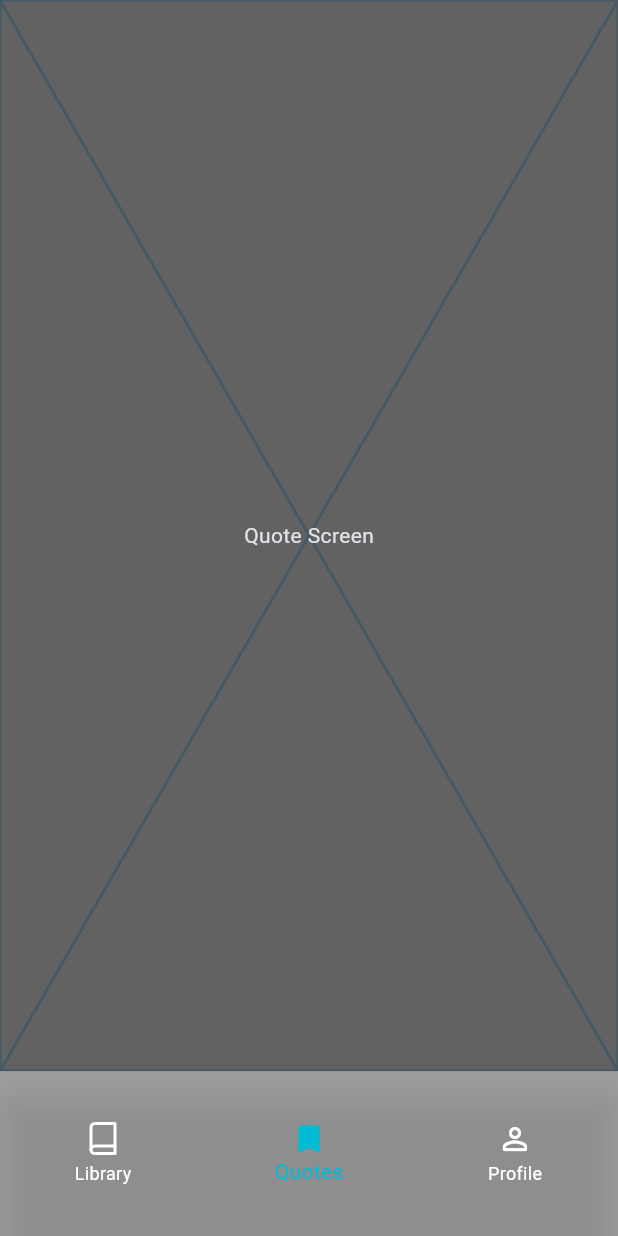
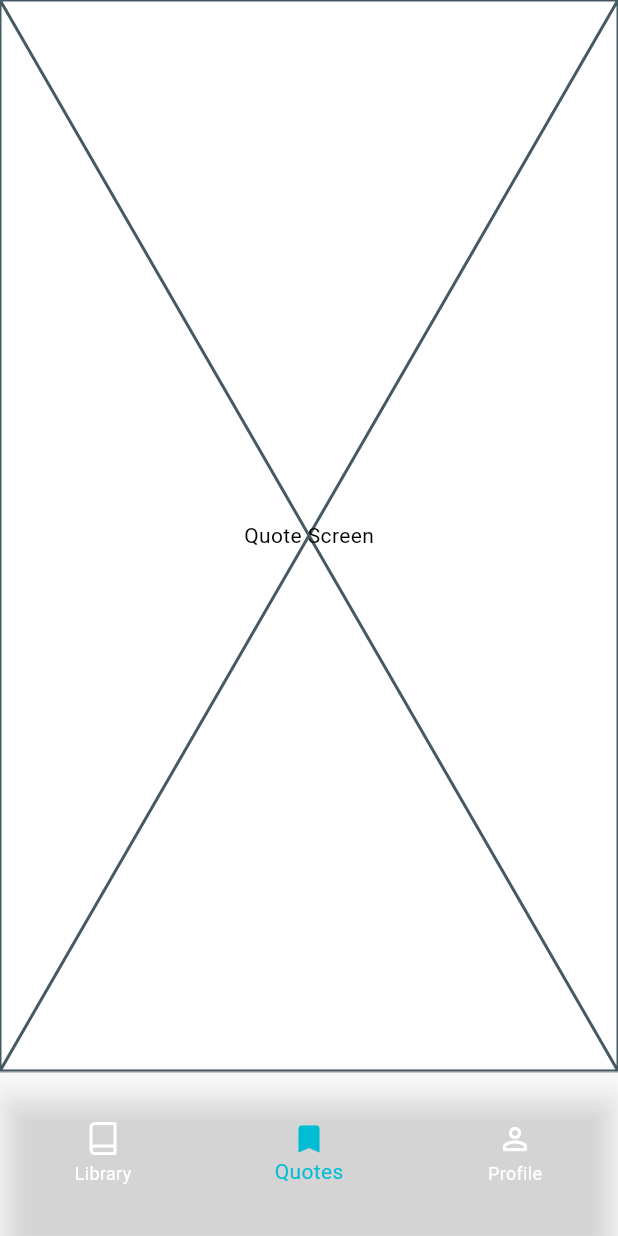
Before and after one commit to indefinite-future/QuoteLens, a Flutter app: the screen it shows once a user with an empty profile is signed in, item 2 of the bottom bar chosen, on a phone screen of 412 x 824 dp. Run offline on Flutter 3.47's test engine with Material 3 defaults, Android fonts, the phone set to English and light mode, and no system bars; our stand-ins replace feather_icons, firebase_auth, firebase_core, firebase_storage, google_sign_in; accounts and stored records are empty; network calls fail.

Commit message:
fixing theme

```diff
--- /dev/null
+++ b/devtools_options.yaml
@@ -0,0 +1 @@
+extensions:
--- a/lib/main.dart
+++ b/lib/main.dart
@@ -1,9 +1,9 @@
+import 'package:QuoteLens/themes/theme_provider.dart';
 import 'package:flutter/cupertino.dart';
 import 'package:flutter/material.dart';
 import 'package:QuoteLens/pages/auth_page.dart';
-import 'package:QuoteLens/themes/themes.dart';
-import 'package:adaptive_theme/adaptive_theme.dart';
 import 'package:firebase_core/firebase_core.dart';
+import 'package:provider/provider.dart';
 import 'firebase_options.dart';
 
 void main() async {
@@ -11,56 +11,24 @@ void main() async {
   await Firebase.initializeApp(
     options: DefaultFirebaseOptions.currentPlatform,
   );
-  final savedThemeMode = await AdaptiveTheme.getThemeMode();
-  runApp(MyApp(savedThemeMode: savedThemeMode));
+  runApp(
+    ChangeNotifierProvider(
+      create: (context) => ThemeProvider(),
+      child: const MyApp(),
+    ),
+  );
 }
 
 class MyApp extends StatelessWidget {
-  final AdaptiveThemeMode? savedThemeMode;
-
-  const MyApp({super.key, this.savedThemeMode});
+  const MyApp({super.key});
 
   @override
   Widget build(BuildContext context) {
-    return AdaptiveTheme(
-      light: ThemeData(
-          cupertinoOverrideTheme: const CupertinoThemeData(
-            textTheme: CupertinoTextThemeData(), // This is required
-          ),
-          useMaterial3: true,
-          brightness: Brightness.light,
-          colorSchemeSeed: Colors.blue,
-          primarySwatch: Colors.grey,
-          primaryColor: Colors.white,
-          scaffoldBackgroundColor: Colors.white38,
-          colorScheme: ColorScheme.light(
-            background: Colors.white,
-            primary: Colors.grey[100]!,
-            secondary: Colors.grey[200]!,
-          )),
-      dark: ThemeData(
-          cupertinoOverrideTheme: const CupertinoThemeData(
-            textTheme: CupertinoTextThemeData(), // This is required
-          ),
-          useMaterial3: true,
-          brightness: Brightness.dark,
-          colorSchemeSeed: Colors.blue,
-          primarySwatch: Colors.grey,
-          primaryColor: Colors.black,
-          scaffoldBackgroundColor: Colors.black38,
-          colorScheme: ColorScheme.dark(
-            background: Colors.grey[800]!,
-            primary: Colors.grey[700]!,
-            secondary: Colors.grey,
-          )),
-      initial: savedThemeMode ?? AdaptiveThemeMode.dark,
-      builder: (theme, darkTheme) => MaterialApp(
-        title: 'QuoteLens',
-        debugShowCheckedModeBanner: false,
-        home: const AuthPage(savedThemeMode: AdaptiveThemeMode.dark),
-        theme: theme,
-        darkTheme: darkTheme,
-      ),
+    return MaterialApp(
+      title: 'QuoteLens',
+      debugShowCheckedModeBanner: false,
+      home: const AuthPage(),
+      theme: Provider.of<ThemeProvider>(context).getTheme(),
     );
   }
 }
--- a/lib/pages/auth_page.dart
+++ b/lib/pages/auth_page.dart
@@ -1,12 +1,10 @@
-import 'package:adaptive_theme/adaptive_theme.dart';
 import 'package:flutter/material.dart';
 import 'package:firebase_auth/firebase_auth.dart';
 import 'package:QuoteLens/pages/bottomnav.dart';
 import 'package:QuoteLens/pages/login_or_register_page.dart';
 
 class AuthPage extends StatelessWidget {
-  const AuthPage({super.key, this.savedThemeMode});
-  final AdaptiveThemeMode? savedThemeMode;
+  const AuthPage({super.key});
 
   @override
   Widget build(BuildContext context) {
@@ -22,8 +20,7 @@ class AuthPage extends StatelessWidget {
             }
             //if the user is not login
             else {
-              return const LoginOrRegisterPage(
-                  savedThemeMode: AdaptiveThemeMode.dark);
+              return const LoginOrRegisterPage();
             }
           }),
     );
--- a/lib/pages/bottomnav.dart
+++ b/lib/pages/bottomnav.dart
@@ -1,6 +1,5 @@
 import 'package:flutter/material.dart';
 import 'package:feather_icons/feather_icons.dart';
-import 'package:QuoteLens/themes/themes.dart';
 import 'library_page.dart';
 import 'quote_page.dart';
 import 'user_page.dart';
@@ -34,7 +33,7 @@ class _BottomNavState extends State<BottomNav> {
                 height: 110, //min 89
                 child: BottomNavigationBar(
                   //bottomNavigationBar: BottomNavigationBar(
-                  backgroundColor: MyAppsTheme.currentTheme
+                  backgroundColor: Theme.of(context)
                       .scaffoldBackgroundColor, //const Color(0xFF212121),
                   unselectedItemColor: Colors.white,
                   selectedItemColor: Colors.cyan,
--- a/lib/pages/login_or_register_page.dart
+++ b/lib/pages/login_or_register_page.dart
@@ -1,11 +1,9 @@
-import 'package:adaptive_theme/adaptive_theme.dart';
 import 'package:flutter/material.dart';
 import 'login_page.dart';
 import 'register_page.dart';
 
 class LoginOrRegisterPage extends StatefulWidget {
-  const LoginOrRegisterPage({super.key, this.savedThemeMode});
-  final AdaptiveThemeMode? savedThemeMode;
+  const LoginOrRegisterPage({super.key});
 
   @override
   State<LoginOrRegisterPage> createState() => _LoginOrRegisterPageState();
--- a/lib/pages/login_page.dart
+++ b/lib/pages/login_page.dart
@@ -1,6 +1,5 @@
 import 'package:firebase_auth/firebase_auth.dart';
 import 'package:flutter/material.dart';
-import 'package:adaptive_theme/adaptive_theme.dart';
 import 'package:QuoteLens/components/login_squarebox.dart';
 import 'package:QuoteLens/components/login_textfield.dart';
 import 'package:QuoteLens/components/login_button.dart';
@@ -8,8 +7,7 @@ import 'package:QuoteLens/services/auth_services.dart';
 
 class LoginPage extends StatefulWidget {
   final Function()? onTap;
-  const LoginPage({super.key, required this.onTap, this.savedThemeMode});
-  final AdaptiveThemeMode? savedThemeMode;
+  const LoginPage({super.key, required this.onTap});
 
   @override
   State<LoginPage> createState() => _LoginPageState();
@@ -115,7 +113,7 @@ class _LoginPageState extends State<LoginPage> {
   @override
   Widget build(BuildContext context) {
     return Scaffold(
-      backgroundColor: Colors.grey[800], //savedThemeMode.backgroundColor,
+      backgroundColor: Colors.grey[800],
       body: SafeArea(
           child: SingleChildScrollView(
               child: ConstrainedBox(
--- a/lib/pages/register_page.dart
+++ b/lib/pages/register_page.dart
@@ -156,7 +156,7 @@ class _RegisterPageState extends State<RegisterPage> {
                       child: Column(
                     mainAxisAlignment: MainAxisAlignment.center,
                     children: [
-                      const SizedBox(height: 80),
+                      const SizedBox(height: 50),
 
                       // Lock icon
                       const Icon(Icons.lock_person_rounded, size: 150),
--- /dev/null
+++ b/lib/themes/theme_provider.dart
@@ -0,0 +1,18 @@
+import 'package:flutter/material.dart';
+import 'package:QuoteLens/themes/themes.dart';
+
+class ThemeProvider with ChangeNotifier {
+  ThemeData _themeData = lightTheme;
+
+  ThemeData getTheme() => _themeData;
+
+  setTheme(ThemeData themeData) {
+    _themeData = themeData;
+    notifyListeners();
+  }
+
+  void toggleTheme() {
+    _themeData = _themeData == lightTheme ? darkTheme : lightTheme;
+    notifyListeners();
+  }
+}
--- a/lib/themes/themes.dart
+++ b/lib/themes/themes.dart
@@ -1,23 +1,7 @@
 // themes.dart
 import 'package:flutter/material.dart';
-import 'package:adaptive_theme/adaptive_theme.dart';
-import 'package:shared_preferences/shared_preferences.dart';
 
-class ThemeService {
-  static Future<Theme> getTheme(Theme darkTheme, Theme lightTheme) async {
-    final prefs = await SharedPreferences.getInstance();
-    final isDarkMode = prefs.getBool('isDarkMode') ?? false;
-    return isDarkMode ? darkTheme : lightTheme;
-  }
-
-  static Future<void> setTheme(bool isDarkMode) async {
-    final prefs = await SharedPreferences.getInstance();
-    await prefs.setBool('isDarkMode', isDarkMode);
-  }
-}
-
-class MyAppsTheme {
-  static ThemeData darkTheme = ThemeData(
+ThemeData darkTheme = ThemeData(
   useMaterial3: true,
   primarySwatch: Colors.grey,
   primaryColor: Colors.black,
@@ -27,9 +11,10 @@ class MyAppsTheme {
     background: Colors.grey[800]!,
     primary: Colors.grey[700]!,
     secondary: Colors.grey,
-      ));
+  ),
+);
 
-  static ThemeData lightTheme = ThemeData(
+ThemeData lightTheme = ThemeData(
   useMaterial3: true,
   primarySwatch: Colors.grey,
   primaryColor: Colors.white,
@@ -39,11 +24,5 @@ class MyAppsTheme {
     background: Colors.white,
     primary: Colors.grey[100]!,
     secondary: Colors.grey[200]!,
-      ));
-
-  static ThemeData currentTheme = lightTheme;
-
-  static Future<Theme> getCurrentTheme() async {
-    return await ThemeService.getTheme(darkTheme as Theme, lightTheme as Theme);
-  }
-}
+  ),
+);
--- a/pubspec.yaml
+++ b/pubspec.yaml
@@ -37,7 +37,7 @@ dependencies:
     sdk: flutter
   shared_preferences: ^2.0.6
   cloud_firestore: ^4.13.2
-  adaptive_theme: ^3.4.1
+  provider: ^6.1.1
 
   # The following adds the Cupertino Icons font to your application.
   # Use with the CupertinoIcons class for iOS style icons.  flutter_feather_icons: ^2.0.0+1
```
Also changed, not shown: lib/pages/user_page.dart (+21 -0 lines), pubspec.lock, 2 other files. Lines whose indentation alone changed are shown as unchanged.
